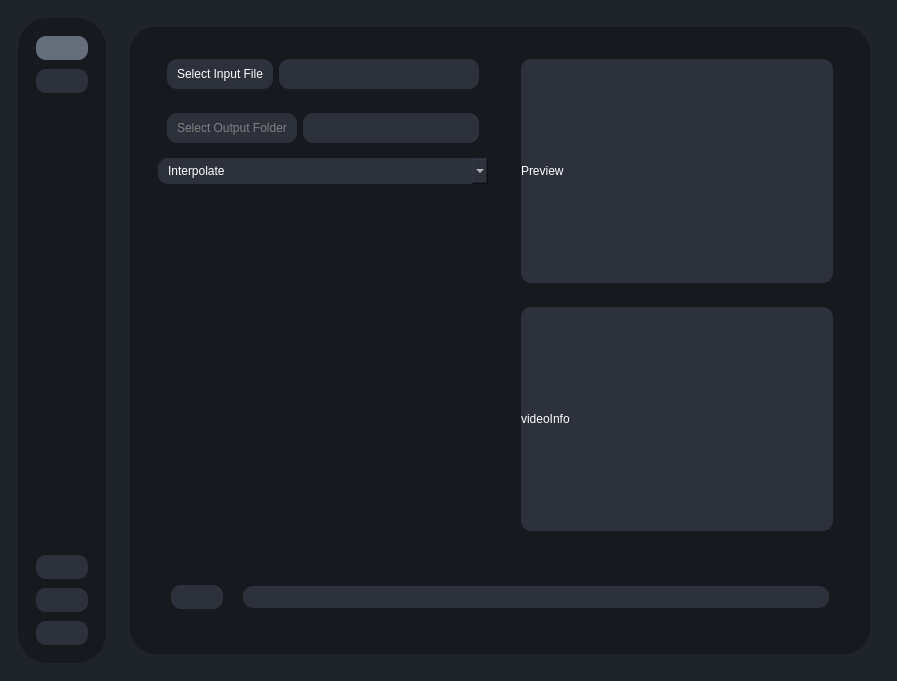
Before: the Qt Designer form testRVEInterface.ui in TNTwise/REAL-Video-Enhancer, drawn with Qt 5.
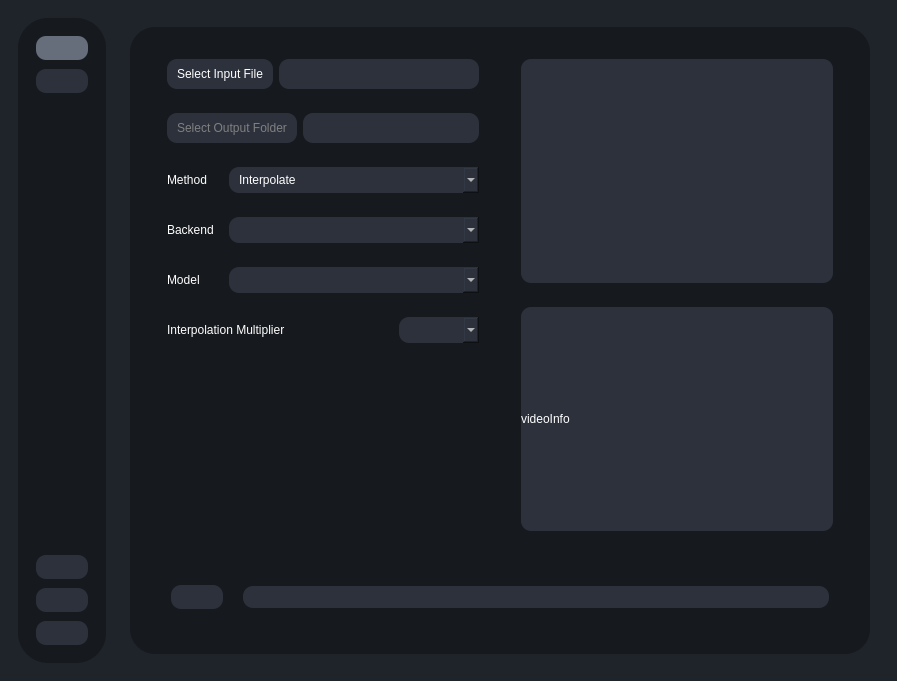
After: the same form once the commit is applied. The open tabs and pages were chosen to show the change. Icons and pictures are not drawn.

```diff
--- a/testRVEInterface.ui
+++ b/testRVEInterface.ui
@@ -270,17 +270,129 @@
                   </widget>
                  </item>
                  <item>
-                  <widget class="QComboBox" name="methodComboBox">
-                   <item>
-                    <property name="text">
-                     <string>Interpolate</string>
-                    </property>
-                   </item>
-                   <item>
-                    <property name="text">
-                     <string>Upscale</string>
-                    </property>
-                   </item>
+                  <widget class="QWidget" name="widget" native="true">
+                   <layout class="QHBoxLayout" name="horizontalLayout">
+                    <item alignment="Qt::AlignmentFlag::AlignLeft">
+                     <widget class="QLabel" name="label_7">
+                      <property name="text">
+                       <string>Method</string>
+                      </property>
+                     </widget>
+                    </item>
+                    <item alignment="Qt::AlignmentFlag::AlignLeft">
+                     <widget class="QComboBox" name="methodComboBox">
+                      <property name="sizePolicy">
+                       <sizepolicy hsizetype="Expanding" vsizetype="Fixed">
+                        <horstretch>0</horstretch>
+                        <verstretch>0</verstretch>
+                       </sizepolicy>
+                      </property>
+                      <property name="minimumSize">
+                       <size>
+                        <width>250</width>
+                        <height>0</height>
+                       </size>
+                      </property>
+                      <item>
+                       <property name="text">
+                        <string>Interpolate</string>
+                       </property>
+                      </item>
+                      <item>
+                       <property name="text">
+                        <string>Upscale</string>
+                       </property>
+                      </item>
+                     </widget>
+                    </item>
+                   </layout>
+                  </widget>
+                 </item>
+                 <item>
+                  <widget class="QWidget" name="widget_3" native="true">
+                   <layout class="QHBoxLayout" name="horizontalLayout_11">
+                    <item alignment="Qt::AlignmentFlag::AlignLeft">
+                     <widget class="QLabel" name="label_12">
+                      <property name="text">
+                       <string>Backend</string>
+                      </property>
+                     </widget>
+                    </item>
+                    <item alignment="Qt::AlignmentFlag::AlignLeft">
+                     <widget class="QComboBox" name="methodComboBox_3">
+                      <property name="sizePolicy">
+                       <sizepolicy hsizetype="Expanding" vsizetype="Fixed">
+                        <horstretch>0</horstretch>
+                        <verstretch>0</verstretch>
+                       </sizepolicy>
+                      </property>
+                      <property name="minimumSize">
+                       <size>
+                        <width>250</width>
+                        <height>0</height>
+                       </size>
+                      </property>
+                     </widget>
+                    </item>
+                   </layout>
+                  </widget>
+                 </item>
+                 <item>
+                  <widget class="QWidget" name="widget_5" native="true">
+                   <layout class="QHBoxLayout" name="horizontalLayout_13">
+                    <item alignment="Qt::AlignmentFlag::AlignLeft">
+                     <widget class="QLabel" name="label_14">
+                      <property name="text">
+                       <string>Model</string>
+                      </property>
+                     </widget>
+                    </item>
+                    <item alignment="Qt::AlignmentFlag::AlignLeft">
+                     <widget class="QComboBox" name="methodComboBox_5">
+                      <property name="sizePolicy">
+                       <sizepolicy hsizetype="Expanding" vsizetype="Fixed">
+                        <horstretch>0</horstretch>
+                        <verstretch>0</verstretch>
+                       </sizepolicy>
+                      </property>
+                      <property name="minimumSize">
+                       <size>
+                        <width>250</width>
+                        <height>0</height>
+                       </size>
+                      </property>
+                     </widget>
+                    </item>
+                   </layout>
+                  </widget>
+                 </item>
+                 <item>
+                  <widget class="QWidget" name="widget_2" native="true">
+                   <layout class="QHBoxLayout" name="horizontalLayout_7">
+                    <item alignment="Qt::AlignmentFlag::AlignLeft">
+                     <widget class="QLabel" name="label_11">
+                      <property name="text">
+                       <string>Interpolation Multiplier</string>
+                      </property>
+                     </widget>
+                    </item>
+                    <item alignment="Qt::AlignmentFlag::AlignRight">
+                     <widget class="QComboBox" name="methodComboBox_2">
+                      <property name="sizePolicy">
+                       <sizepolicy hsizetype="Expanding" vsizetype="Fixed">
+                        <horstretch>0</horstretch>
+                        <verstretch>0</verstretch>
+                       </sizepolicy>
+                      </property>
+                      <property name="minimumSize">
+                       <size>
+                        <width>0</width>
+                        <height>0</height>
+                       </size>
+                      </property>
+                     </widget>
+                    </item>
+                   </layout>
                   </widget>
                  </item>
                  <item>
@@ -321,7 +433,7 @@
 </string>
                       </property>
                       <property name="text">
-                       <string>Preview</string>
+                       <string/>
                       </property>
                      </widget>
                     </item>
```
Left out of the diff: 126 changed lines with no effect on the pictures.
